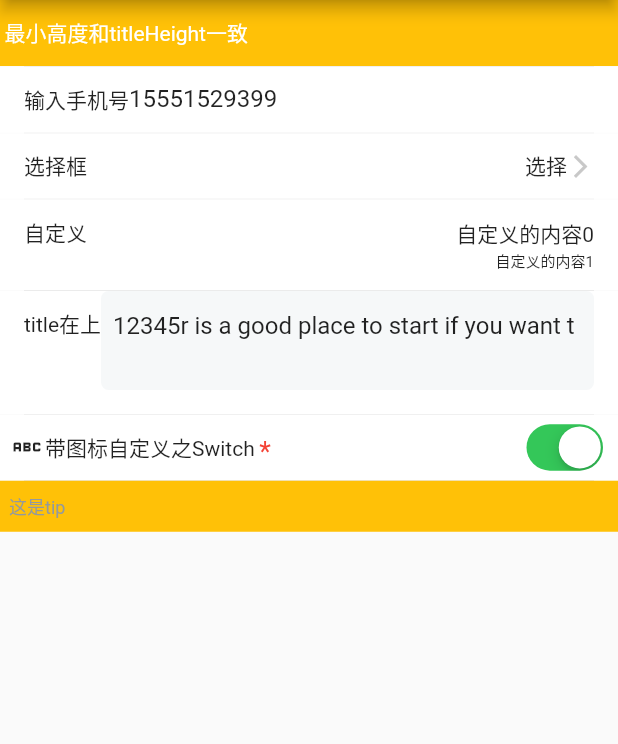
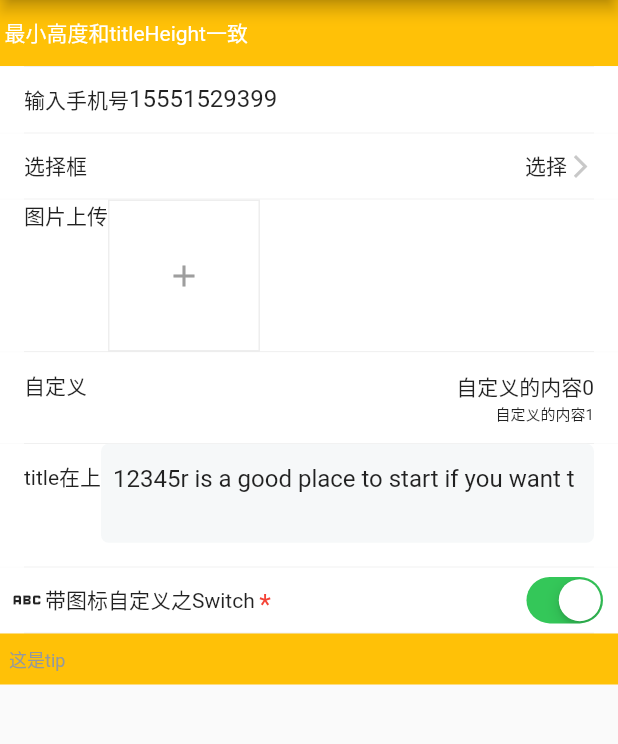
Before and after one commit to zzz1029335886/jui, a Flutter app: the JUIFormPage screen opened directly, on a phone screen of 412 x 824 dp, the part 84-828 px from its top. Run offline on Flutter 3.47's test engine with Material 2 defaults, Android fonts, the phone set to English and light mode, and no system bars; our stand-ins replace easy_refresh; missing offline and left inert: flutter_picker, image_pickers, jieluoxuan_bundle_base; statements that could not run were skipped.

Commit message:
新增上传图片的表单

```diff
--- a/example/lib/common/jui_form_page.dart
+++ b/example/lib/common/jui_form_page.dart
@@ -62,6 +62,16 @@ class _JUIFormPageState extends State<JUIFormPage> {
                 ),
                 style: JUIFormStyle(
                   height: 44,
+                  padding: EdgeInsets.symmetric(horizontal: 16),
+                ),
+              ),
+              JUIFormImages(
+                maxCount: 8,
+                isUpload: true,
+                config: JUIFormConfig(
+                  title: '图片上传',
+                ),
+                style: JUIFormStyle(
                   padding: EdgeInsets.symmetric(horizontal: 16),
                 ),
               ),
--- a/lib/src/common/form/jui_form_images.dart
+++ b/lib/src/common/form/jui_form_images.dart
@@ -1,76 +1,82 @@
-// import 'package:dd_js_util/dd_js_util.dart';
-// import 'package:flutter/material.dart';
+import 'package:flutter/material.dart';
 
-// import 'zz_form_base_cell.dart';
+import '../../other/cf_picture_selection.dart';
+import 'jui_form.dart';
 
+class JUIFormImages extends JUIFormBase {
+  final int columnCount;
+  final bool isUpload;
+  final bool isMultiplePick;
+  final int maxCount;
+  final double spacing;
+  final double runSpacing;
 
-// class ZZFormImagesCell extends ZZFormBaseCell {
-//   final int columnCount;
-//   final bool isUpload;
-//   final bool isMultiplePick;
-//   final int maxCount;
-//   final double spacing;
-//   final double runSpacing;
+  JUIFormImages({
+    super.key,
+    this.spacing = 10,
+    this.runSpacing = 10,
+    this.maxCount = 9,
+    this.columnCount = 3,
+    this.isUpload = false,
+    this.isMultiplePick = true,
+    super.config,
+    super.style,
+    super.styleBuilder,
+  });
 
-//   const ZZFormImagesCell(
-//       {super.key,
-//       this.spacing = 10,
-//       this.runSpacing = 10,
-//       this.maxCount = 9,
-//       this.columnCount = 3,
-//       this.isUpload = false,
-//       this.isMultiplePick = true,
-//       required super.config});
+  @override
+  JUIFormBaseState<JUIFormBase> createState() => _JUIFormImagesState();
+}
 
-//   @override
-//   ZZFormBaseCellState<ZZFormBaseCell> createState() => _ZZFormImagesCellState();
-// }
+class _JUIFormImagesState extends JUIFormBaseState<JUIFormImages> {
+  late PictureSelectionController controller;
 
-// class _ZZFormImagesCellState extends ZZFormBaseCellState<ZZFormImagesCell> {
-//   late PictureSelectionController controller;
+  @override
+  void initState() {
+    super.initState();
 
-//   @override
-//   void initState() {
-//     super.initState();
+    controller = PictureSelectionController();
+  }
 
-//     controller = PictureSelectionController();
-//   }
+  @override
+  void dispose() {
+    super.dispose();
+  }
 
-//   @override
-//   Widget contentBuild(BuildContext context) {
-//     var itemWidth =
-//         (contentWidth - (widget.columnCount - 1).toDouble() * widget.spacing) /
-//             widget.columnCount.toDouble();
+  @override
+  Widget contentBuild(BuildContext context) {
+    var itemWidth =
+        (contentWidth - (widget.columnCount - 1).toDouble() * widget.spacing) /
+            widget.columnCount.toDouble();
 
-//     if (widget.isUpload) {
-//       return SizedBox(
-//         width: contentWidth,
-//         child: PictureSelection(
-//           columnCount: widget.columnCount,
-//           padding: EdgeInsets.zero,
-//           mainAxisSpacing: widget.spacing,
-//           crossAxisSpacing: widget.runSpacing,
-//           multipleChoice: widget.isMultiplePick,
-//           maxCount: widget.maxCount,
-//           controller: controller,
-//         ),
-//       );
-//     } else {
-//       return SizedBox(
-//         width: contentWidth,
-//         child: Wrap(
-//           spacing: widget.spacing,
-//           runSpacing: widget.runSpacing,
-//           alignment: WrapAlignment.start,
-//           children: List.generate(widget.maxCount, (index) {
-//             return Container(
-//               width: itemWidth,
-//               height: itemWidth,
-//               color: Colors.amber,
-//             );
-//           }),
-//         ),
-//       );
-//     }
-//   }
-// }
+    if (widget.isUpload) {
+      return SizedBox(
+        width: contentWidth,
+        child: PictureSelection(
+          columnCount: widget.columnCount,
+          mainAxisSpacing: widget.spacing,
+          crossAxisSpacing: widget.runSpacing,
+          multipleChoice: widget.isMultiplePick,
+          maxCount: widget.maxCount,
+          controller: controller,
+        ),
+      );
+    } else {
+      return SizedBox(
+        width: contentWidth,
+        child: Wrap(
+          spacing: widget.spacing,
+          runSpacing: widget.runSpacing,
+          alignment: WrapAlignment.start,
+          children: List.generate(widget.maxCount, (index) {
+            return Container(
+              width: itemWidth,
+              height: itemWidth,
+              color: Colors.amber,
+            );
+          }),
+        ),
+      );
+    }
+  }
+}
--- /dev/null
+++ b/lib/src/other/cf_picture_selection.dart
@@ -0,0 +1,450 @@
+import 'package:flutter/material.dart';
+export 'package:jieluoxuan_bundle_base/jieluoxuan_bundle_base.dart';
+import 'package:image_pickers/image_pickers.dart';
+import 'package:jui/jui.dart';
+import 'dart:io' as io;
+
+import 'package:flutter_staggered_grid_view/flutter_staggered_grid_view.dart';
+
+extension WidgetTa on Widget {
+  Widget addTap(VoidCallback onTap) {
+    return GestureDetector(onTap: onTap, child: this);
+  }
+}
+
+///自定义渲染布局 (file)
+///
+/// [size] - 图片容器的宽高
+/// [onRemove] - 可以直接调用这个方法删除图片
+typedef ImageItemRender = Widget Function(BuildContext context, io.File file,
+    Size size, Function(io.File file) onRemove);
+
+///自定义占位布局小部件
+///也就是替换默认的+号小部件
+///[size] - 组件宽高
+typedef PlaceholderBuilder = Widget Function(Size size);
+
+///自定义选择菜单
+/// [imagePicker] - 用户选择了相册回调函数
+/// [cameraPicker] - 用户选择了拍摄回调函数
+typedef MenusBuilder = Widget Function(
+    Function imagePicker, Function cameraPicker);
+
+///图片选择组件
+class PictureSelection extends StatefulWidget {
+  /// 一行展示多少张图片
+  ///
+  /// 默认: 3
+  final int columnCount;
+
+  ///最多可以选择几张图片
+  ///
+  /// 默认: 9
+  final int maxCount;
+
+  /// 每张图片之间的间距 (横向)
+  ///
+  /// 默认:12
+  final double mainAxisSpacing;
+
+  /// 每张图片之间的间距 (竖向)
+  ///
+  /// 默认: 12
+  final double crossAxisSpacing;
+
+  /// 是否允许多选
+  ///
+  /// 默认false
+  final bool multipleChoice;
+
+  /// 删除某个图片回调
+  /// 如果添加了这个参数,组件将不会执行默认的删除函数
+  final ValueChanged<io.File>? removed;
+
+  /// 自定义图片布局
+  ///
+  ///
+  ///
+  /// 例子
+  ///                 itemBuilder: ( context, file, size, onRemove){
+  ///                   return SizedBox(
+  ///                     width: size.width,
+  ///                     height: size.height,
+  ///                     child: GestureDetector(child: Image.file(file),onTap:(){
+  ///                       //点击图片删除
+  ///                       onRemove(file);
+  ///                     }),
+  ///                   );
+  ///                 },
+  ///
+  ///
+  final ImageItemRender? itemBuilder;
+
+  /// 自定义占位小部件
+  ///
+  ///
+  /// 例子
+  ///                 placeholderBuilder: (size) {
+  ///                   return SizedBox(
+  ///                       width: size.width,
+  ///                       height: size.height,
+  ///                       child: Center(
+  ///                         child: Column(
+  ///                           mainAxisAlignment: MainAxisAlignment.center,
+  ///                           children: [
+  ///                             Icon(Icons.add),
+  ///                             SizedBox(height: 2),
+  ///                             Text('添加图片'),
+  ///                           ],
+  ///                         ),
+  ///                       ));
+  ///                 },
+  ///
+  ///
+  final PlaceholderBuilder? placeholderBuilder;
+
+  /// 自定义弹出菜单布局
+  ///
+  /// [Function] - 参数1 - 相册选择方式回调函数
+  /// [Function] - 参数2 - 相机拍摄选择模式
+  ///
+  ///
+  /// 例子:
+  ///                 menusBuilder: (a,b){
+  ///                   return Container(
+  ///                     color: Colors.pink,
+  ///                     child: SingleChildScrollView(
+  ///                       child: Column(children: [
+  ///                         TextButton(child: Text('图库选择'),onPressed: () async {
+  ///                           await a();
+  ///                         },),
+  ///                         TextButton(child: Text('相机选择'),onPressed: () async {
+  ///                           await b();
+  ///                         },)
+  ///                       ],)
+  ///                     ),
+  ///                   );
+  ///                 },
+  ///
+  ///
+  final MenusBuilder? menusBuilder;
+
+  /// 组件的控制器
+  final PictureSelectionController? controller;
+
+  final VoidCallback? addIconOnTap;
+
+  const PictureSelection(
+      {Key? key,
+      this.columnCount = 3,
+      this.maxCount = 9,
+      this.mainAxisSpacing = 12,
+      this.crossAxisSpacing = 12,
+      this.removed,
+      this.controller,
+      this.itemBuilder,
+      this.menusBuilder,
+      this.placeholderBuilder,
+      this.multipleChoice = false,
+      this.addIconOnTap})
+      : super(key: key);
+
+  @override
+  State<PictureSelection> createState() => _PictureSelectionState();
+}
+
+class _PictureSelectionState extends State<PictureSelection> {
+  /// 用户已选择的图片
+  final List<io.File> _renderImages = [];
+
+  @override
+  Widget build(BuildContext context) {
+    return StaggeredGrid.count(
+      crossAxisCount: widget.columnCount,
+      mainAxisSpacing: widget.mainAxisSpacing,
+      crossAxisSpacing: widget.crossAxisSpacing,
+      children: [
+        ...List.generate(_renderImages.length, (index) {
+          return InkWell(
+              onTap: () {
+                ImagePickers.previewImages(
+                    _renderImages.map((e) => e.path).toList(), index);
+              },
+              child: _renderImageItem(_renderImages[index]));
+        }).toList(),
+        if (_renderImages.length < widget.maxCount) _renderPlaceholderWidget()
+      ],
+    );
+  }
+
+  @override
+  void initState() {
+    super.initState();
+    _bindController();
+  }
+
+  @override
+  void didUpdateWidget(covariant PictureSelection oldWidget) {
+    super.didUpdateWidget(oldWidget);
+    if (oldWidget.controller != widget.controller) {
+      _bindController();
+    }
+  }
+
+  /// 渲染"添加小部件"
+  Widget _renderPlaceholderWidget() {
+    if (!widget.multipleChoice && _renderImages.length == 1) {
+      return const SizedBox();
+    }
+    return LayoutBuilder(
+      builder: (BuildContext context, BoxConstraints constraints) {
+        if (widget.placeholderBuilder != null) {
+          return widget.placeholderBuilder!
+              .call(Size(constraints.maxWidth, constraints.maxWidth))
+              .addTap(showSelection);
+        }
+        return const ImageAddIcon().addTap(showSelection);
+      },
+    );
+  }
+
+  /// 绑定控制器
+  void _bindController() {
+    widget.controller?.bind(this);
+  }
+
+  /// 图片展示布局
+  Widget _renderImageItem(io.File file) {
+    if (widget.itemBuilder != null) {
+      return LayoutBuilder(
+        builder: (BuildContext context, BoxConstraints constraints) {
+          return widget.itemBuilder!.call(context, file,
+              Size(constraints.maxWidth, constraints.maxWidth), _removeFile);
+        },
+      );
+    }
+
+    /// 默认的布局
+    return ImageDefaultShow(file, onRemove: _removeFile);
+  }
+
+  /// 删除某张图片
+  void _removeFile(io.File file) {
+    widget.removed?.call(file);
+    if (widget.removed == null) {
+      removeFile(file);
+    }
+  }
+
+  /// 删除某张图片并刷新UI
+  void removeFile(io.File file) {
+    _renderImages.removeWhere((element) => element.path == file.path);
+    _refreshUi();
+  }
+
+  /// 清空全部图片
+  void removeAll() {
+    _renderImages.clear();
+    _refreshUi();
+  }
+
+  /// 拍摄图片
+  Future<void> _shoot() async {
+    ///直接打开相机拍摄图片 Open the camera directly to take a picture
+    ImagePickers.openCamera().then((Media? media) {
+      /// media 包含照片路径信息 Include photo path information
+      /// 未拍照返回 media = null
+      if (media != null && media.path != null) {
+        _renderImages.add(io.File(media.path!));
+        _refreshUi();
+      }
+    });
+  }
+
+  /// 从相册选择还是直接拍摄
+  void showSelection() {
+    widget.addIconOnTap?.call();
+    JUIBottomSheet.select(
+      context: context,
+      titles: ['相册', '拍摄'],
+      callback: (context, title, index) {
+        if (index == 0) {
+          _photoAlbumSelect();
+        } else {
+          _shoot();
+        }
+        // return Future.sync(() => false);
+      },
+    );
+    // showBottomSheet(
+    //     context: context,
+    //     backgroundColor: Colors.red,
+    //     // elevation: 3,
+    //     builder: (c) {
+    //       if (widget.menusBuilder != null) {
+    //         return widget.menusBuilder!.call(_photoAlbumSelect, _shoot);
+    //       }
+    //       return SingleChildScrollView(
+    //           child: Column(
+    //         children: [
+    //           ListTile(
+    //             title: const Text('相册'),
+    //             onTap: _photoAlbumSelect,
+    //           ),
+    //           ListTile(title: const Text('去拍摄'), onTap: _shoot),
+    //           ListTile(
+    //               title: const Text('关闭'),
+    //               onTap: () => Navigator.of(context).pop()),
+    //           SizedBox(height: MediaQuery.of(context).padding.bottom)
+    //         ],
+    //       ));
+    //     });
+  }
+
+  ///选择多张图片 Select multiple images
+  Future<void> _photoAlbumSelect() async {
+    int selectCount = 1;
+    if (widget.multipleChoice) {
+      selectCount = widget.maxCount - _renderImages.length;
+    }
+    List<Media> listImagePaths = await ImagePickers.pickerPaths(
+        galleryMode: GalleryMode.image,
+        selectCount: selectCount,
+        showGif: false,
+        showCamera: true,
+        compressSize: 500,
+        uiConfig: UIConfig(uiThemeColor: Color(0xffff0f50)),
+        cropConfig: CropConfig(enableCrop: false, width: 2, height: 1));
+
+    if (listImagePaths.isNotEmpty) {
+      var fs = List<io.File>.from(listImagePaths.map((e) => io.File(e.path!)))
+          .toList();
+      _renderImages.addAll(fs);
+      _refreshUi();
+    }
+  }
+
+  /// 去相册选择
+  // Future<void> _photoAlbumSelect() async {
+  //   final navigator = Navigator.of(context);
+  //   if (widget.multipleChoice) {
+  //     final files = await ImagePicker().pickMultiImage();
+  //     if (files.isNotEmpty) {
+  //       var fs = List<io.File>.from(files.map((e) => io.File(e.path))).toList();
+  //       // 计算还能存多少张图片
+  //       final h = widget.maxCount - _renderImages.length;
+  //       if (fs.length > h) {
+  //         fs.removeRange(h, fs.length);
+  //       }
+  //       _renderImages.addAll(fs);
+  //       _refreshUi();
+  //       navigator.pop();
+  //     }
+  //   } else {
+  //     //单选模式
+  //     final file = await ImagePicker().pickImage(source: ImageSource.gallery);
+  //     if (file != null) {
+  //       _renderImages.add(io.File(file.path));
+  //       _refreshUi();
+  //       navigator.pop();
+  //     }
+  //   }
+  // }
+
+  void _refreshUi() {
+    if (mounted) {
+      setState(() {});
+    }
+  }
+}
+
+// 默认的图片展示方式
+class ImageDefaultShow extends StatelessWidget {
+  final io.File file;
+  final ValueChanged<io.File>? onRemove;
+  final Widget? removeWidget;
+  const ImageDefaultShow(this.file,
+      {Key? key, this.onRemove, this.removeWidget})
+      : super(key: key);
+
+  @override
+  Widget build(BuildContext context) {
+    return AspectRatio(
+      aspectRatio: 1,
+      child: Stack(
+        children: [
+          SizedBox(
+            width: double.infinity,
+            height: double.infinity,
+            child: Image.file(
+              file,
+              fit: BoxFit.cover,
+            ),
+          ),
+          (removeWidget ?? const SizedBox()).addTap(() {
+            onRemove?.call(file);
+          }),
+          if (removeWidget == null)
+            Positioned(
+                right: 6,
+                top: 6,
+                child: const SizedBox(
+                        width: 26,
+                        height: 26,
+                        child: CircleAvatar(
+                            backgroundColor: Colors.black45,
+                            child: Icon(Icons.delete, size: 12)))
+                    .addTap(() {
+                  onRemove?.call(file);
+                }))
+        ],
+      ),
+    );
+  }
+}
+
+// 添加相册的图标
+class ImageAddIcon extends StatelessWidget {
+  const ImageAddIcon({Key? key}) : super(key: key);
+
+  @override
+  Widget build(BuildContext context) {
+    return AspectRatio(
+      aspectRatio: 1,
+      child: Container(
+        decoration: BoxDecoration(
+            border: Border.all(color: Colors.grey.shade200),
+            color: Colors.white),
+        alignment: Alignment.center,
+        child: const Icon(
+          Icons.add,
+          color: Colors.grey,
+        ),
+      ),
+    );
+  }
+}
+
+/// 图片选择器控制器类
+class PictureSelectionController {
+  _PictureSelectionState? _state;
+
+  // ignore: library_private_types_in_public_api
+  void bind(_PictureSelectionState state) {
+    _state = state;
+  }
+
+  /// 删除某张图片
+  void remove(io.File file) {
+    _state?.removeFile(file);
+  }
+
+  /// 获取全部图片
+  List<io.File> get getFiles => _state?._renderImages ?? [];
+
+  /// 获取数量
+  int get length => _state?._renderImages.length ?? 0;
+
+  /// 清空全部用户选择的图片
+  void clean() => _state?.removeAll();
+}
--- a/pubspec.yaml
+++ b/pubspec.yaml
@@ -21,6 +21,7 @@ dependencies:
 
   # 底部弹出 日期选择器 单列多列  https://pub.flutter-io.cn/packages/flutter_picker
   flutter_picker: ^2.1.0
+  flutter_staggered_grid_view: ^0.6.2
   # 自定义键盘操作按钮
   # keyboard_actions: ^4.2.0
 
```
Also changed, not shown: lib/src/base/jui_button.dart (+8 -2 lines), 1 other file.
